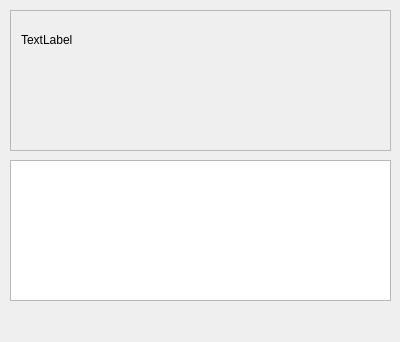
This is dialog.ui in sprntl/signall as Qt 5 draws it before an edit. The edited form follows.
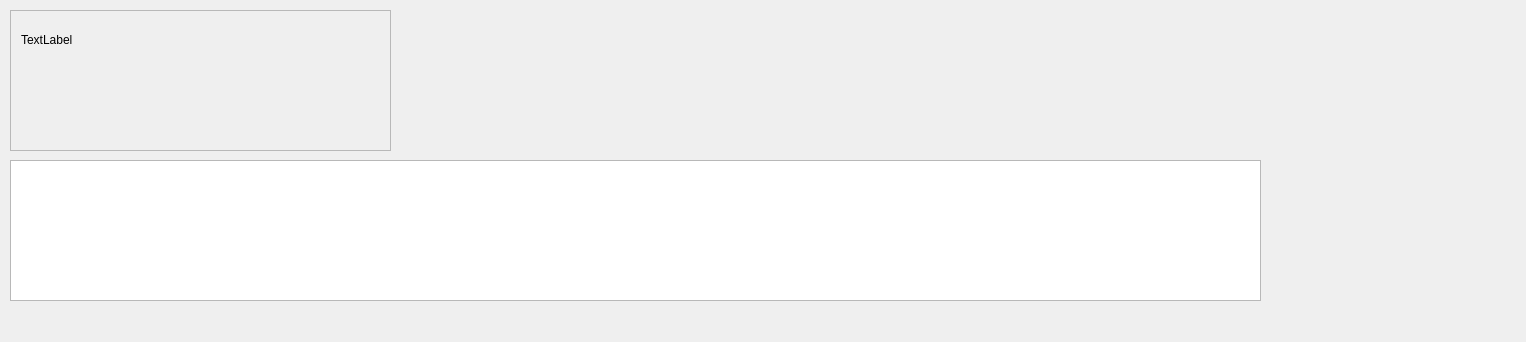
This is the edited form.

What changed in the file:
```diff
--- a/dialog.ui
+++ b/dialog.ui
@@ -6,7 +6,7 @@
    <rect>
     <x>0</x>
     <y>0</y>
-    <width>400</width>
+    <width>1526</width>
     <height>342</height>
    </rect>
   </property>
@@ -54,7 +54,7 @@
     <rect>
      <x>10</x>
      <y>160</y>
-     <width>381</width>
+     <width>1251</width>
      <height>141</height>
     </rect>
    </property>
```
